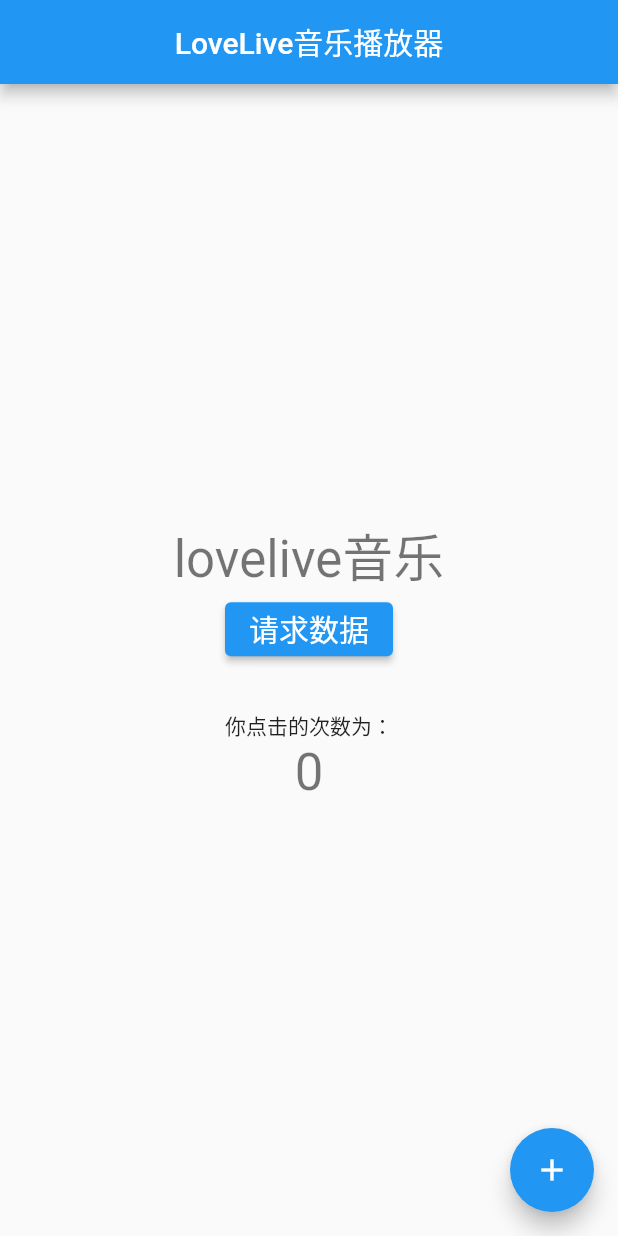
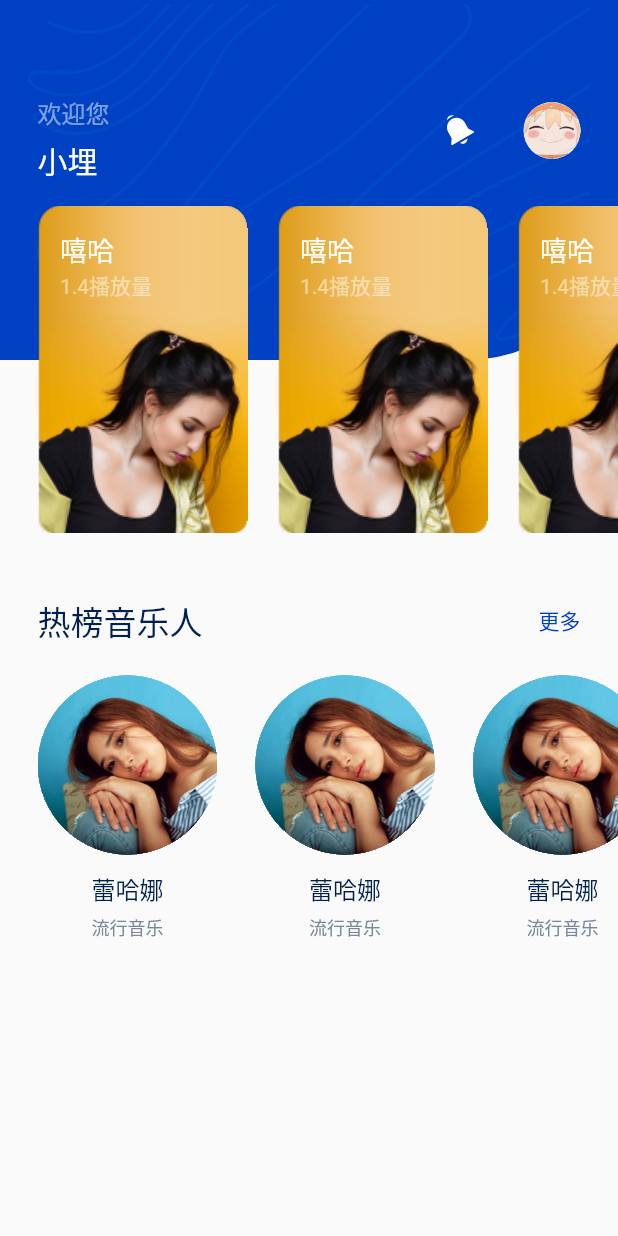
Before and after one commit to kirbystudy/lovelive-music-app, a Flutter app: the screen it shows after launch, on a phone screen of 412 x 824 dp. Run offline on Flutter 3.47's test engine with Material 2 defaults, Android fonts, the phone set to English and light mode, and no system bars; our stand-ins replace flutter_svg.

Commit message:
home page

```diff
--- a/lib/main.dart
+++ b/lib/main.dart
@@ -1,18 +1,21 @@
 import 'package:flutter/material.dart';
-import 'package:lovelive_music_app/api/hello.dart';
+import 'package:lovelive_music_app/pages/home/home_page.dart';
+import 'package:lovelive_music_app/pages/login/login_page.dart';
+import 'package:lovelive_music_app/theme.dart';
 
 void main() {
-  runApp(const MyApp());
+  runApp(const LoveLiveMusic());
 }
 
-class MyApp extends StatelessWidget {
-  const MyApp({Key? key}) : super(key: key);
+class LoveLiveMusic extends StatelessWidget {
+  const LoveLiveMusic({Key? key}) : super(key: key);
 
   // 此小部件是应用程序的根。
   @override
   Widget build(BuildContext context) {
     return MaterialApp(
-      title: 'Flutter Demo',
+      title: '小埋音乐',
+      debugShowCheckedModeBanner: false,
       theme: ThemeData(
         //这是应用程序的主题。
         //试着用“颤振跑”来运行你的应用程序。你会看到
@@ -22,113 +25,14 @@ class MyApp extends StatelessWidget {
         //或者简单地将更改保存到Flitter IDE中的“热重新加载”。
         //请注意，计数器没有重置回零；应用程序
         //不会重新启动。
-        primarySwatch: Colors.blue,
+        primarySwatch: primary,
+        tabBarTheme: tabBarTheme
       ),
-      home: const MyHomePage(title: 'LoveLive音乐播放器'),
+      initialRoute: '/',
+      routes: {
+        '/': (context) => const HomePage(),
+        '/login': (context) => const LoginPage()
+      },
     );
   }
 }
-
-class MyHomePage extends StatefulWidget {
-  const MyHomePage({Key? key, required this.title}) : super(key: key);
-
-  //此小部件是应用程序的主页。它是有状态的，有意义的
-  //它有一个状态对象（定义如下），其中包含影响
-  //看起来怎么样。
-
-  //此类是状态的配置。它保存了（在本例中）的值
-  //案例名称）由家长（在本例中是应用程序小部件）提供，以及
-  //由州的构建方法使用。小部件子类中的字段是
-  //始终标记为“最终”。
-
-  final String title;
-
-  @override
-  State<MyHomePage> createState() => _MyHomePageState();
-}
-
-class _MyHomePageState extends State<MyHomePage> {
-  int _counter = 0;
-
-  String message = 'lovelive音乐';
-
-  void _incrementCounter() {
-    setState(() {
-      //这个对setState的调用告诉颤振框架，有些东西
-      //在此状态下发生更改，这会导致它重新运行下面的生成方法
-      //以便显示屏能够反映更新后的值。如果我们改变
-      //_计数器，而不调用setState（），则生成方法将不可用
-      //再打一次电话，似乎什么也没发生。
-      _counter++;
-    });
-  }
-
-
-  void _fetchData() {
-    sayHello().then((value) => {
-      setState(() {
-        message = value;
-      })
-    });
-  }
-
-  final ButtonStyle buttonStyle =
-  ElevatedButton.styleFrom(textStyle: const TextStyle(fontSize: 20));
-
-  @override
-  Widget build(BuildContext context) {
-    //每次调用setState时，都会重新运行此方法，例如，按done
-    //通过上面的_incrementCounter方法。
-    //颤振框架已经过优化，以制定重新运行的构建方法
-    //快速，这样你就可以重建任何需要更新的东西
-    //而不是必须单独更改小部件的实例。
-    return Scaffold(
-      appBar: AppBar(
-        //这里我们从MyHomePage对象中获取值，该对象由
-        //应用程序。构建方法，并使用它设置appbar标题。
-        title: Center(child: Text(widget.title)),
-      ),
-      body: Center(
-        //Center是一个布局小部件。它只需要一个孩子，并对其进行定位
-        //在父母的中间。
-        child: Column(
-          //Column也是一个布局小部件。它需要一张孩子和孩子的名单
-          //垂直排列。默认情况下，它会调整自身大小以适应其
-          //孩子们水平，并试图和父母一样高。
-          //调用“调试绘制”（在控制台中按“p”，选择
-          //Android中颤振检查器的“切换调试绘制”操作
-          //Studio，或Visual Studio代码中的“切换调试绘制”命令）
-          //查看每个小部件的线框。
-          //列有各种属性来控制其大小和大小
-          //它如何定位它的孩子。这里我们使用mainAxisAlignment来
-          //让孩子们垂直居中；这里的主轴是垂直轴
-          //轴，因为柱是垂直的（交叉轴是水平)
-          mainAxisAlignment: MainAxisAlignment.center,
-          children: <Widget>[
-            Text(
-              message,style: Theme.of(context).textTheme.headline4),
-
-            ElevatedButton(
-              style: buttonStyle,
-              onPressed: _fetchData,
-              child: const Text('请求数据'),
-            ),
-            const SizedBox(height: 30),
-            const Text(
-              '你点击的次数为：',
-            ),
-            Text(
-              '$_counter',
-              style: Theme.of(context).textTheme.headline4,
-            ),
-          ],
-        ),
-      ),
-      floatingActionButton: FloatingActionButton(
-        onPressed: _incrementCounter,
-        tooltip: 'Increment',
-        child: const Icon(Icons.add),
-      ), // 这个尾随的逗号使生成方法的自动格式设置更方便。
-    );
-  }
-}
--- /dev/null
+++ b/lib/pages/home/category_banner.dart
@@ -0,0 +1,34 @@
+import 'package:flutter/material.dart';
+
+import 'category_card.dart';
+
+class CategoryBanner extends StatelessWidget {
+  const CategoryBanner({Key? key}) : super(key: key);
+
+  @override
+  Widget build(BuildContext context) {
+    return SingleChildScrollView(
+      scrollDirection: Axis.horizontal,
+      padding: const EdgeInsets.only(left: 25),
+      child: Row(
+        children: <Widget>[
+          CategoryCard(
+              title: '嘻哈',
+              description: '1.4播放量',
+              image: 'assets/image/banner.png',
+              onPress: () {}),
+          CategoryCard(
+              title: '嘻哈',
+              description: '1.4播放量',
+              image: 'assets/image/banner.png',
+              onPress: () {}),
+          CategoryCard(
+              title: '嘻哈',
+              description: '1.4播放量',
+              image: 'assets/image/banner.png',
+              onPress: () {})
+        ],
+      ),
+    );
+  }
+}
--- /dev/null
+++ b/lib/pages/home/category_card.dart
@@ -0,0 +1,54 @@
+import 'package:flutter/cupertino.dart';
+import 'package:flutter/material.dart';
+
+class CategoryCard extends StatelessWidget {
+  const CategoryCard(
+      {Key? key,
+      required this.title,
+      required this.description,
+      required this.image,
+      required this.onPress})
+      : super(key: key);
+  final String title, description, image;
+  final VoidCallback onPress;
+
+  @override
+  Widget build(BuildContext context) {
+    return Container(
+      width: 140,
+      height: 220,
+      clipBehavior: Clip.hardEdge,
+      decoration: const BoxDecoration(
+          borderRadius: BorderRadius.only(
+              topLeft: Radius.circular(15),
+              topRight: Radius.circular(15),
+              bottomLeft: Radius.circular(10),
+              bottomRight: Radius.circular(10))),
+      margin: const EdgeInsets.only(right: 20),
+      child: GestureDetector(
+        onTap: onPress,
+        child: Stack(
+          children: <Widget>[
+            Image.asset('assets/images/banner.png'),
+            Positioned(
+                left: 15,
+                top: 20,
+                child: Column(
+                  crossAxisAlignment: CrossAxisAlignment.start,
+                  children: <Widget>[
+                    Text(title,
+                        style: const TextStyle(
+                            color: Colors.white, fontSize: 18, height: 1.2)),
+                    Text(description,
+                        style: TextStyle(
+                            color: Colors.white.withOpacity(0.5),
+                            fontSize: 14,
+                            height: 1.5))
+                  ],
+                ))
+          ],
+        ),
+      ),
+    );
+  }
+}
--- /dev/null
+++ b/lib/pages/home/header.dart
@@ -0,0 +1,24 @@
+import 'package:flutter/material.dart';
+import 'package:lovelive_music_app/pages/home/category_banner.dart';
+
+import 'notification_area.dart';
+
+class Header extends StatelessWidget {
+  const Header({Key? key}) : super(key: key);
+
+  @override
+  Widget build(BuildContext context) {
+    Size screenSize = MediaQuery.of(context).size;
+
+    return SizedBox(
+      width: screenSize.width,
+      height: 357,
+      child: Stack(children: <Widget>[
+        NotificationArea(screenSize: screenSize),
+        Column(
+          children: const <Widget>[SizedBox(height: 137), CategoryBanner()],
+        )
+      ]),
+    );
+  }
+}
--- /dev/null
+++ b/lib/pages/home/home_page.dart
@@ -0,0 +1,23 @@
+import 'package:flutter/material.dart';
+import 'package:lovelive_music_app/pages/home/header.dart';
+import 'package:lovelive_music_app/pages/home/musician_banner.dart';
+
+class HomePage extends StatelessWidget {
+  const HomePage({Key? key}) : super(key: key);
+
+  @override
+  Widget build(BuildContext context) {
+    Size screenSize = MediaQuery.of(context).size;
+
+    return Scaffold(
+        body: Column(
+      children: const <Widget>[
+        Header(),
+        SizedBox(height: 40),
+        MusicianBanner(
+          title: '热榜音乐人',
+        )
+      ],
+    ));
+  }
+}
--- /dev/null
+++ b/lib/pages/home/musician_banner.dart
@@ -0,0 +1,54 @@
+import 'package:flutter/material.dart';
+import 'package:lovelive_music_app/theme.dart';
+
+import 'musician_card.dart';
+
+class MusicianBanner extends StatelessWidget {
+  const MusicianBanner({Key? key, required this.title}) : super(key: key);
+
+  final String title;
+
+  @override
+  Widget build(BuildContext context) {
+    return Column(
+      children: <Widget>[
+        Container(
+          padding: EdgeInsets.only(left: 25, right: 25),
+          margin: EdgeInsets.only(bottom: 20),
+          child: Row(
+            children: <Widget>[
+              Text(title,
+                  style:
+                      const TextStyle(fontSize: 22, color: Color(0xFF002150))),
+              Spacer(),
+              const Text("更多", style: TextStyle(fontSize: 14, color: primary))
+            ],
+          ),
+        ),
+        SingleChildScrollView(
+          scrollDirection: Axis.horizontal,
+          padding: const EdgeInsets.only(left: 25),
+          child: Row(
+            children: const <Widget>[
+              MusicianCard(
+                name: "蕾哈娜",
+                photo: "assets/images/musician-photo.png",
+                category: "流行音乐",
+              ),
+              MusicianCard(
+                name: "蕾哈娜",
+                photo: "assets/images/musician-photo.png",
+                category: "流行音乐",
+              ),
+              MusicianCard(
+                name: "蕾哈娜",
+                photo: "assets/images/musician-photo.png",
+                category: "流行音乐",
+              ),
+            ],
+          ),
+        )
+      ],
+    );
+  }
+}
--- /dev/null
+++ b/lib/pages/home/musician_card.dart
@@ -0,0 +1,39 @@
+import 'package:flutter/material.dart';
+
+class MusicianCard extends StatelessWidget {
+  const MusicianCard(
+      {Key? key,
+      required this.name,
+      required this.photo,
+      required this.category})
+      : super(key: key);
+
+  final String name, photo, category;
+
+  @override
+  Widget build(BuildContext context) {
+    return Container(
+      margin: const EdgeInsets.only(right: 25),
+      child: Column(
+        crossAxisAlignment: CrossAxisAlignment.center,
+        children: <Widget>[
+          Container(
+              width: 120,
+              height: 120,
+              clipBehavior: Clip.hardEdge,
+              margin: const EdgeInsets.only(bottom: 10),
+              decoration: const BoxDecoration(
+                  borderRadius: BorderRadius.all(Radius.circular(120))),
+              child: Image.asset(photo)),
+          Text(name,
+              style: const TextStyle(fontSize: 16, color: Color(0xFF002150))),
+          const SizedBox(height: 5),
+          Text(
+            category,
+            style: const TextStyle(color: Color(0xFF7A869A), fontSize: 12),
+          )
+        ],
+      ),
+    );
+  }
+}
--- /dev/null
+++ b/lib/pages/home/notification_area.dart
@@ -0,0 +1,87 @@
+import 'package:flutter/material.dart';
+import 'package:flutter_svg/flutter_svg.dart';
+
+import '../../theme.dart';
+
+class NotificationArea extends StatelessWidget {
+  const NotificationArea({
+    Key? key,
+    required this.screenSize,
+  }) : super(key: key);
+
+  final Size screenSize;
+
+  @override
+  Widget build(BuildContext context) {
+    return Stack(
+      children: <Widget>[
+        Container(
+            padding: const EdgeInsets.only(top: 44),
+            width: screenSize.width,
+            height: 240,
+            decoration: const BoxDecoration(
+                color: primary,
+                borderRadius:
+                    BorderRadius.only(bottomRight: Radius.circular(100))),
+            child: Container(
+                padding: const EdgeInsets.only(
+                    top: 19, bottom: 19, right: 25, left: 25),
+                child: SizedBox(
+                  width: screenSize.width,
+                  height: 80,
+                  child: Row(
+                    mainAxisAlignment: MainAxisAlignment.start,
+                    crossAxisAlignment: CrossAxisAlignment.start,
+                    children: <Widget>[
+                      Column(
+                        crossAxisAlignment: CrossAxisAlignment.start,
+                        children: <Widget>[
+                          Text(
+                            "欢迎您",
+                            style: TextStyle(
+                                color: Colors.white.withOpacity(0.5),
+                                fontSize: 16),
+                          ),
+                          const SizedBox(height: 5),
+                          const Text("小埋",
+                              style: TextStyle(
+                                  fontSize: 20,
+                                  color: Colors.white,
+                                  fontWeight: FontWeight.w500))
+                        ],
+                      ),
+                      const Spacer(),
+                      Row(
+                        crossAxisAlignment: CrossAxisAlignment.center,
+                        children: <Widget>[
+                          IconButton(
+                              onPressed: () {},
+                              icon: SvgPicture.asset('assets/icons/bell.svg')),
+                          const SizedBox(width: 18),
+                          Container(
+                            width: 38,
+                            height: 38,
+                            decoration: BoxDecoration(
+                                color: Colors.white,
+                                borderRadius: BorderRadius.circular(19)),
+                            child: const Image(
+                                width: 38,
+                                height: 38,
+                                image: AssetImage('assets/images/avatar.png')),
+                          )
+                        ],
+                      )
+                    ],
+                  ),
+                ))),
+        Positioned(
+            top: 0,
+            left: 0,
+            child: Image(
+                width: screenSize.width,
+                height: 240,
+                image: const AssetImage('assets/images/bg.png')))
+      ],
+    );
+  }
+}
--- /dev/null
+++ b/lib/theme.dart
@@ -0,0 +1,22 @@
+import 'package:flutter/material.dart';
+
+// const int _bluePrimaryValue = 0xFF00B3F3;
+const int _bluePrimaryValue = 0xFF0041C4;
+
+const MaterialColor primary = MaterialColor(_bluePrimaryValue, <int, Color>{
+  50: Color(0xFFE7E9F9),
+  100: Color(0xFFC2C8F1),
+  200: Color(0xFF98A4E7),
+  300: Color(0xFF6C81DE),
+  400: Color(0xFF4765D7),
+  500: Color(0xFF0C49CF),
+  600: Color(_bluePrimaryValue),
+  700: Color(0xFF0037B8),
+  800: Color(0xFF002CAD),
+  900: Color(0xFF00189A),
+});
+
+const TabBarTheme tabBarTheme = TabBarTheme(
+  labelColor: primary,
+  unselectedLabelColor: Color(0XFF7A869A),
+);
--- a/pubspec.yaml
+++ b/pubspec.yaml
@@ -35,6 +35,7 @@ dependencies:
   # Use with the CupertinoIcons class for iOS style icons.
   cupertino_icons: ^1.0.2
   http: ^0.13.4
+  flutter_svg: ^1.0.3
 
 dev_dependencies:
   flutter_test:
@@ -57,7 +58,9 @@ flutter:
   # included with your application, so that you can use the icons in
   # the material Icons class.
   uses-material-design: true
-
+  assets:
+    - assets/images/
+    - assets/icons/
   # To add assets to your application, add an assets section, like this:
   # assets:
   #   - images/a_dot_burr.jpeg
```
Also changed, not shown: lib/pages/login/login_form.dart (added, +84 -0 lines), lib/pages/login/login_page.dart (added, +57 -0 lines), assets/icons/bell.svg (added), assets/images/avatar.png (added), assets/images/banner.png (added), assets/images/banner@2x.png (added), assets/images/bg.png (added), assets/images/musician-photo.png (added), pubspec.lock, 1 other file.
